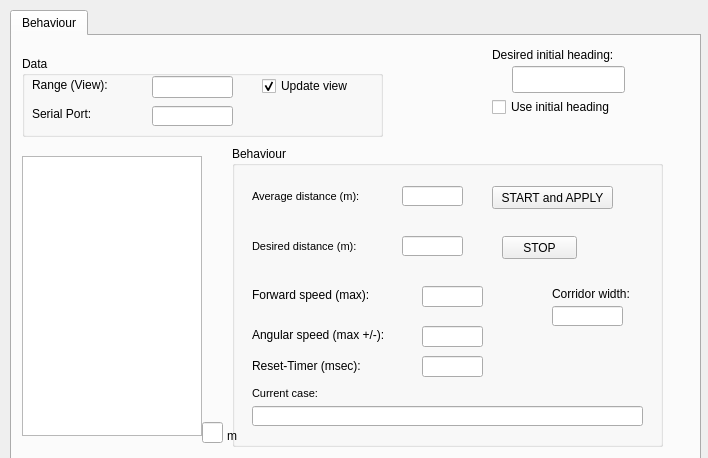
This is Hanse/Behaviour_WallFollowing/wallfollowingform.ui in iti-luebeck/HANSE2011 as Qt 5 draws it before an edit. The edited form follows.
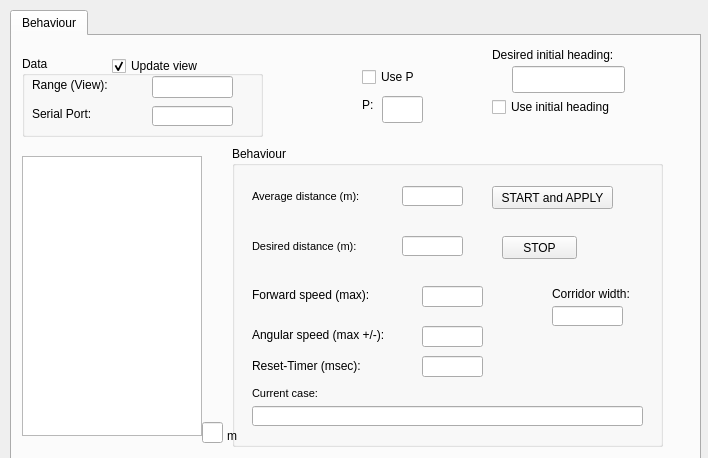
This is the edited form.

```diff
--- a/Hanse/Behaviour_WallFollowing/wallfollowingform.ui
+++ b/Hanse/Behaviour_WallFollowing/wallfollowingform.ui
@@ -62,7 +62,7 @@
       <rect>
        <x>10</x>
        <y>20</y>
-       <width>361</width>
+       <width>241</width>
        <height>81</height>
       </rect>
      </property>
@@ -108,8 +108,8 @@
      <widget class="QCheckBox" name="updateView">
       <property name="geometry">
        <rect>
-        <x>240</x>
-        <y>20</y>
+        <x>90</x>
+        <y>0</y>
         <width>111</width>
         <height>20</height>
        </rect>
@@ -415,6 +415,42 @@
       <string>Use initial heading</string>
      </property>
     </widget>
+    <widget class="QCheckBox" name="useP">
+     <property name="geometry">
+      <rect>
+       <x>350</x>
+       <y>30</y>
+       <width>61</width>
+       <height>22</height>
+      </rect>
+     </property>
+     <property name="text">
+      <string>Use P</string>
+     </property>
+    </widget>
+    <widget class="QLabel" name="label_10">
+     <property name="geometry">
+      <rect>
+       <x>350</x>
+       <y>60</y>
+       <width>21</width>
+       <height>17</height>
+      </rect>
+     </property>
+     <property name="text">
+      <string>P:</string>
+     </property>
+    </widget>
+    <widget class="QLineEdit" name="pInput">
+     <property name="geometry">
+      <rect>
+       <x>370</x>
+       <y>60</y>
+       <width>41</width>
+       <height>27</height>
+      </rect>
+     </property>
+    </widget>
    </widget>
   </widget>
  </widget>
```
